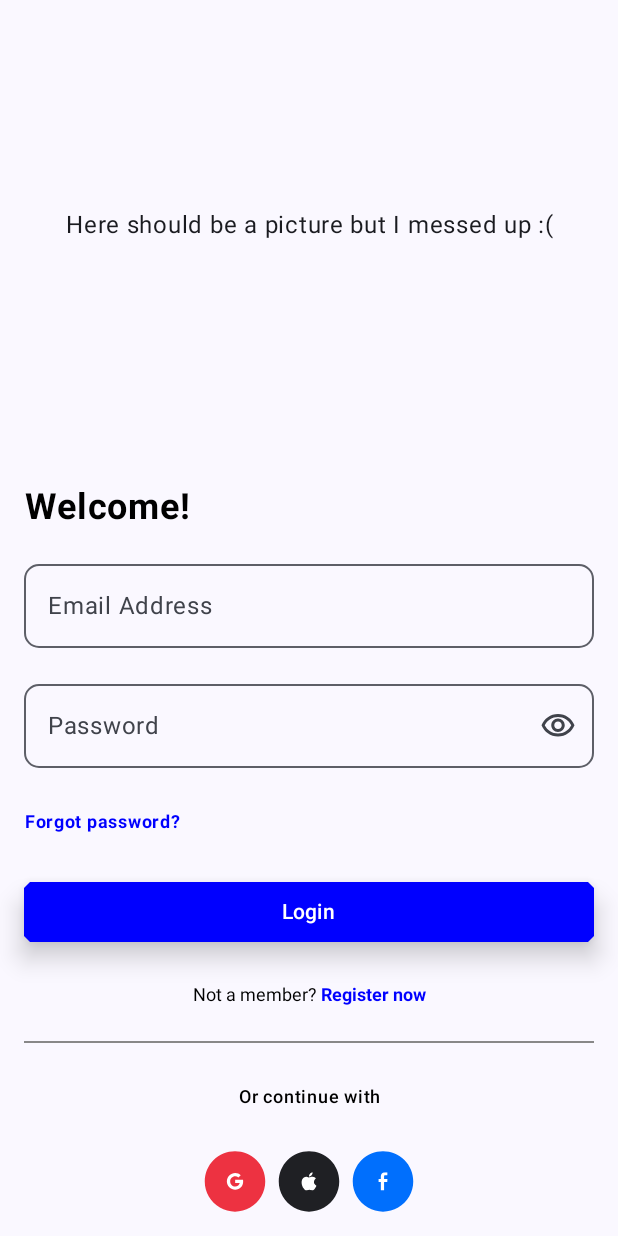
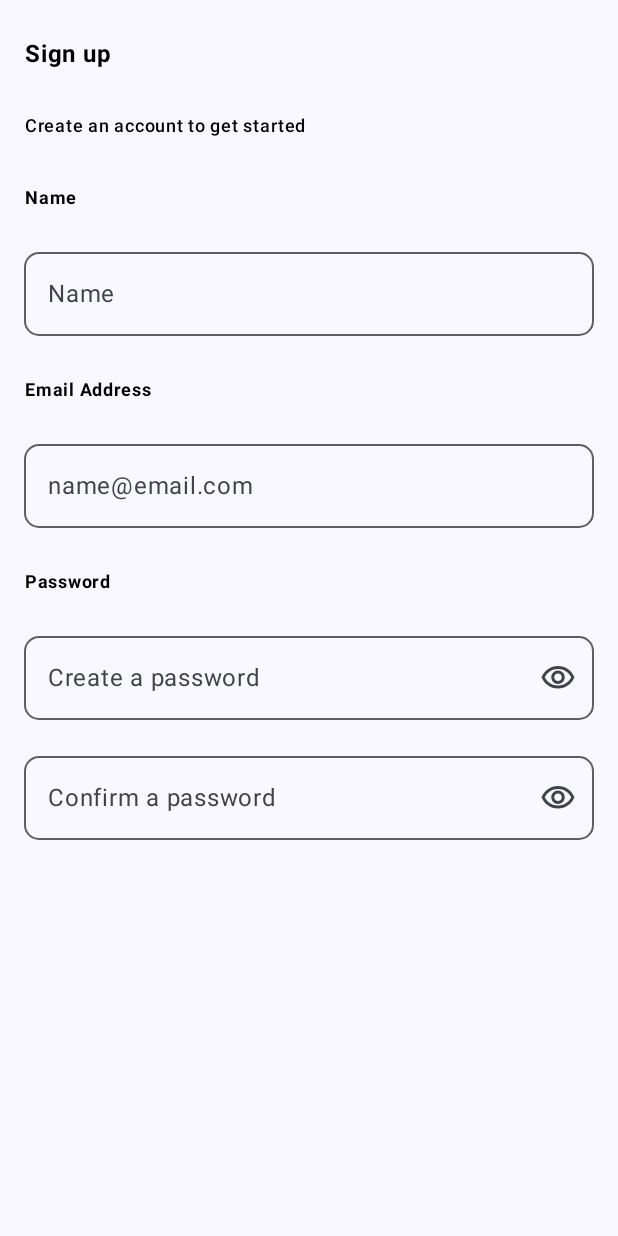
Before and after one commit to igel911/GoodbyeViews, an Android app built with Jetpack Compose: the screen it shows after launch (MainActivity), on a phone screen of 412 x 824 dp. Run offline under Robolectric (Android 15) with nearby library versions, the phone set to English and light mode, and no system bars.

Commit message:
Created the sign up screen

```diff
--- a/app/src/main/java/com/example/goodbyeviews/MainActivity.kt
+++ b/app/src/main/java/com/example/goodbyeviews/MainActivity.kt
@@ -9,6 +9,7 @@ import androidx.compose.material3.Surface
 import androidx.compose.ui.Modifier
 import com.example.goodbyeviews.ui.theme.GoodbyeViewsTheme
 import com.example.goodbyeviews.ui.views.MainScreen
+import com.example.goodbyeviews.ui.views.SignUpScreen
 
 class MainActivity : ComponentActivity() {
     override fun onCreate(savedInstanceState: Bundle?) {
@@ -19,7 +20,8 @@ class MainActivity : ComponentActivity() {
                     modifier = Modifier.fillMaxSize(),
                     color = MaterialTheme.colorScheme.background
                 ) {
-                    MainScreen()
+                    //MainScreen()
+                    SignUpScreen()
                 }
             }
         }
--- /dev/null
+++ b/app/src/main/java/com/example/goodbyeviews/ui/views/OutlinedPasswordInputWithLabel.kt
@@ -0,0 +1,45 @@
+package com.example.goodbyeviews.ui.views
+
+import androidx.annotation.StringRes
+import androidx.compose.foundation.layout.Column
+import androidx.compose.foundation.layout.fillMaxWidth
+import androidx.compose.foundation.shape.RoundedCornerShape
+import androidx.compose.runtime.Composable
+import androidx.compose.ui.Modifier
+import androidx.compose.ui.graphics.Color
+import androidx.compose.ui.graphics.Shape
+import androidx.compose.ui.text.font.FontWeight
+import androidx.compose.ui.unit.dp
+import com.example.goodbyeviews.R
+
+@Composable
+fun OutlinedPasswordInputWithLabel(
+    modifier: Modifier = Modifier,
+    @StringRes labelText: Int = R.string.empty,
+    labelTextSize: Int = 12,
+    labelFontWeight: FontWeight = FontWeight.Medium,
+    labelTextColor: Color = Color.Black,
+    value: String,
+    onValueChange: (String) -> Unit,
+    @StringRes placeholderText: Int = R.string.empty,
+    shape: Shape = RoundedCornerShape(10.dp)
+) {
+    Column(modifier = modifier) {
+        TextLabel(
+            textId = labelText,
+            fontSize = labelTextSize,
+            fontWeight = labelFontWeight,
+            textColor = labelTextColor
+        )
+
+        HorizontalSpacer()
+
+        OutlinedPasswordInput(
+            modifier = Modifier.fillMaxWidth(),
+            value = value,
+            onValueChange = onValueChange,
+            placeholderText = placeholderText,
+            shape = shape
+        )
+    }
+}
--- /dev/null
+++ b/app/src/main/java/com/example/goodbyeviews/ui/views/OutlinedTextInputWithLabel.kt
@@ -0,0 +1,45 @@
+package com.example.goodbyeviews.ui.views
+
+import androidx.annotation.StringRes
+import androidx.compose.foundation.layout.Column
+import androidx.compose.foundation.layout.fillMaxWidth
+import androidx.compose.foundation.shape.RoundedCornerShape
+import androidx.compose.runtime.Composable
+import androidx.compose.ui.Modifier
+import androidx.compose.ui.graphics.Color
+import androidx.compose.ui.graphics.Shape
+import androidx.compose.ui.text.font.FontWeight
+import androidx.compose.ui.unit.dp
+import com.example.goodbyeviews.R
+
+@Composable
+fun OutlinedTextInputWithLabel(
+    modifier: Modifier = Modifier,
+    @StringRes labelText: Int = R.string.empty,
+    labelTextSize: Int = 12,
+    labelFontWeight: FontWeight = FontWeight.Medium,
+    labelTextColor: Color = Color.Black,
+    value: String,
+    onValueChange: (String) -> Unit,
+    @StringRes placeholderText: Int = R.string.empty,
+    shape: Shape = RoundedCornerShape(10.dp)
+) {
+    Column(modifier = modifier) {
+        TextLabel(
+            textId = labelText,
+            fontSize = labelTextSize,
+            fontWeight = labelFontWeight,
+            textColor = labelTextColor
+        )
+
+        HorizontalSpacer()
+
+        OutlinedTextInput(
+            modifier = Modifier.fillMaxWidth(),
+            value = value,
+            onValueChange = onValueChange,
+            placeholderText = placeholderText,
+            shape = shape
+        )
+    }
+}
--- /dev/null
+++ b/app/src/main/java/com/example/goodbyeviews/ui/views/SignUpScreen.kt
@@ -0,0 +1,104 @@
+package com.example.goodbyeviews.ui.views
+
+import androidx.compose.foundation.layout.Column
+import androidx.compose.foundation.layout.PaddingValues
+import androidx.compose.foundation.layout.fillMaxSize
+import androidx.compose.foundation.layout.fillMaxWidth
+import androidx.compose.foundation.layout.padding
+import androidx.compose.foundation.rememberScrollState
+import androidx.compose.foundation.verticalScroll
+import androidx.compose.runtime.Composable
+import androidx.compose.runtime.getValue
+import androidx.compose.runtime.mutableStateOf
+import androidx.compose.runtime.remember
+import androidx.compose.runtime.setValue
+import androidx.compose.ui.Modifier
+import androidx.compose.ui.text.font.FontWeight
+import androidx.compose.ui.tooling.preview.Preview
+import androidx.compose.ui.unit.dp
+import com.example.goodbyeviews.R
+import com.example.goodbyeviews.ui.theme.GoodbyeViewsTheme
+
+@Composable
+fun SignUpScreen() {
+    Column(
+        modifier = Modifier
+            .fillMaxSize()
+            .verticalScroll(rememberScrollState())
+            .padding(PaddingValues(start = 16.dp, end = 16.dp))
+    ) {
+        var nameValue by remember { mutableStateOf("") }
+        var emailValue by remember { mutableStateOf("") }
+        var passwordValue by remember { mutableStateOf("") }
+        var confirmPasswordValue by remember { mutableStateOf("") }
+
+        HorizontalSpacer()
+
+        TextLabel(
+            textId = R.string.sign_up,
+            fontSize = 16,
+            fontWeight = FontWeight.Bold
+        )
+
+        HorizontalSpacer()
+
+        TextLabel(
+            textId = R.string.create_account
+        )
+
+        HorizontalSpacer()
+
+        OutlinedTextInputWithLabel(
+            labelText = R.string.name,
+            labelFontWeight = FontWeight.Bold,
+            value = nameValue,
+            onValueChange = { value ->
+                nameValue = value
+            },
+            placeholderText = R.string.name
+        )
+
+        HorizontalSpacer()
+
+        OutlinedTextInputWithLabel(
+            labelText = R.string.email,
+            labelFontWeight = FontWeight.Bold,
+            value = emailValue,
+            onValueChange = { value ->
+                emailValue = value
+            },
+            placeholderText = R.string.email_hint
+        )
+
+        HorizontalSpacer()
+
+        OutlinedPasswordInputWithLabel(
+            labelText = R.string.password,
+            labelFontWeight = FontWeight.Bold,
+            value = passwordValue,
+            onValueChange = { value ->
+                passwordValue = value
+            },
+            placeholderText = R.string.password_hint
+        )
+
+        HorizontalSpacer()
+
+        OutlinedPasswordInput(
+            modifier = Modifier.fillMaxWidth(),
+            value = confirmPasswordValue,
+            onValueChange = { newText ->
+                confirmPasswordValue = newText
+            },
+            placeholderText = R.string.password_confirm_hint
+        )
+    }
+}
+
+@Preview(showBackground = true)
+@Composable
+fun SignUpScreenPreview() {
+    GoodbyeViewsTheme {
+        SignUpScreen()
+    }
+}
--- a/app/src/main/res/values/strings.xml
+++ b/app/src/main/res/values/strings.xml
@@ -14,4 +14,10 @@
     <string name="not_a_member">"Not a member?"</string>
     <string name="register_now">"Register now"</string>
     <string name="empty">""</string>
+    <string name="sign_up">Sign up</string>
+    <string name="create_account">Create an account to get started </string>
+    <string name="name">Name</string>
+    <string name="email_hint">name@email.com</string>
+    <string name="password_hint">Create a password</string>
+    <string name="password_confirm_hint">Confirm a password</string>
 </resources>
```
